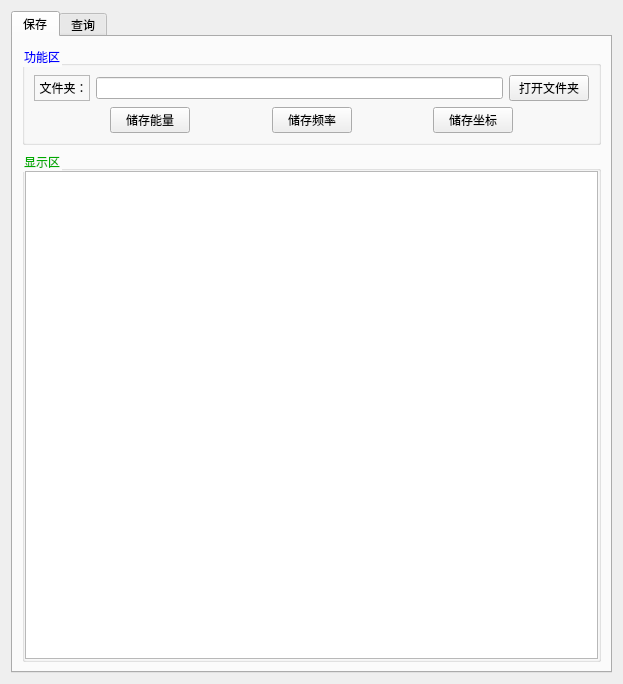
Above: Quatum/Demo/ui_quatum.ui from LeoJiaGeng/JiaGengXiong-Python-Files before the change. Below: the same form after it.
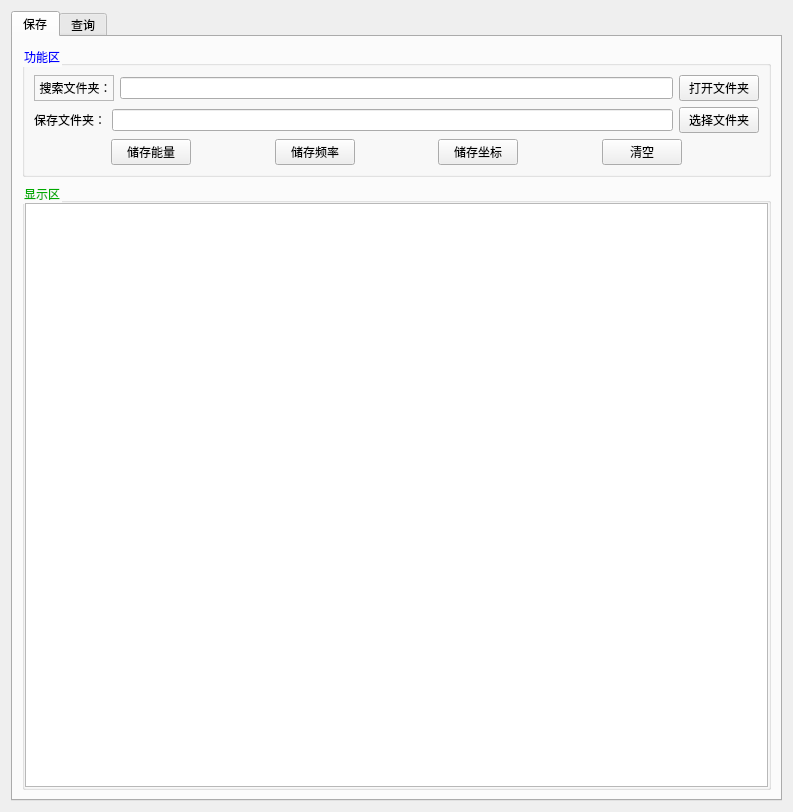
That is the form after the change. The open tabs and pages were chosen to show the change. Icons and pictures are not drawn.

Commit message: 时间：2023.9.23 内容：1、搜索后缀中，增加高级搜索，在结果中搜索；2、量化软件中，查询增加ini文件读取；保存增加文件夹，但未实现功能

Diff of the .ui file:
```diff
--- a/Quatum/Demo/ui_quatum.ui
+++ b/Quatum/Demo/ui_quatum.ui
@@ -6,8 +6,8 @@
    <rect>
     <x>0</x>
     <y>0</y>
-    <width>623</width>
-    <height>684</height>
+    <width>793</width>
+    <height>812</height>
    </rect>
   </property>
   <property name="windowTitle">
@@ -57,7 +57,7 @@
                <enum>QFrame::StyledPanel</enum>
               </property>
               <property name="text">
-               <string>&lt;html&gt;&lt;head/&gt;&lt;body&gt;&lt;p align=&quot;center&quot;&gt;文件夹：&lt;/p&gt;&lt;/body&gt;&lt;/html&gt;</string>
+               <string>&lt;html&gt;&lt;head/&gt;&lt;body&gt;&lt;p align=&quot;center&quot;&gt;搜索文件夹：&lt;/p&gt;&lt;/body&gt;&lt;/html&gt;</string>
               </property>
              </widget>
             </item>
@@ -73,6 +73,27 @@
             </item>
            </layout>
           </item>
+          <item>
+           <layout class="QHBoxLayout" name="horizontalLayout_6" stretch="1,8,1">
+            <item>
+             <widget class="QLabel" name="label_3">
+              <property name="text">
+               <string>保存文件夹：</string>
+              </property>
+             </widget>
+            </item>
+            <item>
+             <widget class="QLineEdit" name="edit_save_files"/>
+            </item>
+            <item>
+             <widget class="QPushButton" name="btn_open_savefiles">
+              <property name="text">
+               <string>选择文件夹</string>
+              </property>
+             </widget>
+            </item>
+           </layout>
+          </item>
           <item>
            <layout class="QHBoxLayout" name="horizontalLayout_4">
             <item>
@@ -148,6 +169,26 @@
               </property>
              </spacer>
             </item>
+            <item>
+             <widget class="QPushButton" name="pushButton">
+              <property name="text">
+               <string>清空</string>
+              </property>
+             </widget>
+            </item>
+            <item>
+             <spacer name="horizontalSpacer_9">
+              <property name="orientation">
+               <enum>Qt::Horizontal</enum>
+              </property>
+              <property name="sizeHint" stdset="0">
+               <size>
+                <width>40</width>
+                <height>20</height>
+               </size>
+              </property>
+             </spacer>
+            </item>
            </layout>
           </item>
          </layout>
```
Left out of the diff: 2 changed lines with no effect on the pictures. The commit also changes 9 other files.
